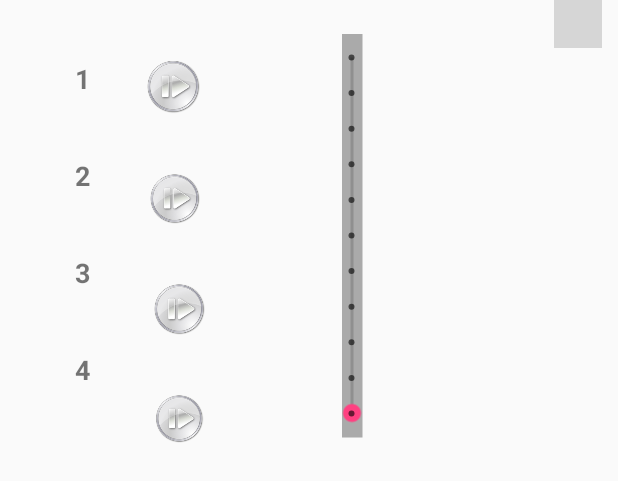
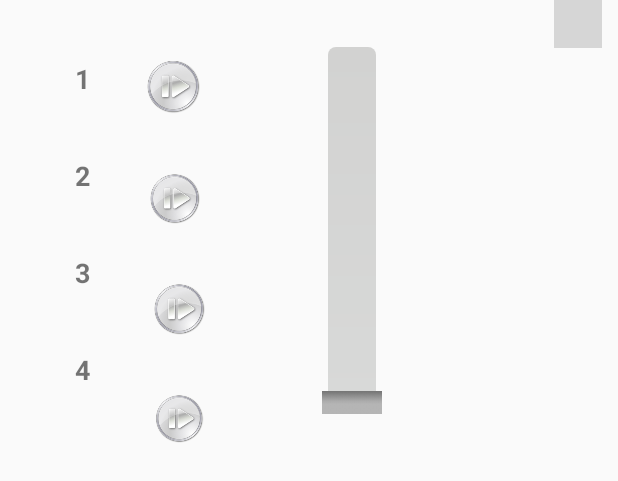
Before and after one commit to AbstractKim/HapticSimulationApp, an Android app: the layout activity_main.xml on its own in the app's theme, with its tools: preview values and no code run, on a phone screen of 412 x 824 dp. Shown: the top 481 px of the screen. Run offline under Robolectric (Android 15) with nearby library versions, the phone set to English and light mode, and no system bars; plain views replace WheelView; grey boxes are pictures that could not be loaded.

Commit message:
custermize seekbar

```diff
--- /dev/null
+++ b/app/src/main/res/drawable/seekbar_progressbar.xml
@@ -0,0 +1,39 @@
+<?xml version="1.0" encoding="utf-8"?>
+<layer-list xmlns:android="http://schemas.android.com/apk/res/android" >
+
+    <item>
+        <shape android:shape="rectangle">
+            <corners android:radius="5dp"/>
+
+            <gradient
+                android:angle="180"
+                android:endColor="#d8d9d8"
+                android:startColor="#d2d2d1" />
+        </shape>
+    </item>
+    <item>
+        <clip>
+            <shape android:shape="rectangle" >
+                <corners android:radius="5dp" />
+
+                <gradient
+                    android:angle="180"
+                    android:endColor="#706e6e"
+                    android:startColor="#666565" />
+            </shape>
+        </clip>
+    </item>
+    <item>
+        <clip>
+            <shape android:shape="rectangle">
+                <corners android:radius="5dp" />
+
+                <gradient
+                    android:angle="180"
+                    android:endColor="#6e6e6d"
+                    android:startColor="#5b5a59" />
+            </shape>
+        </clip>
+    </item>
+
+</layer-list>
--- a/app/src/main/res/layout-large/activity_main.xml
+++ b/app/src/main/res/layout-large/activity_main.xml
@@ -99,21 +99,17 @@
       app:srcCompat="@drawable/button_off" />
 
 
-
   <SeekBar
       android:id="@+id/seekbarVolume"
-      style="@android:style/Widget.Material.SeekBar.Discrete"
-      android:layout_width="453dp"
-      android:layout_height="24dp"
-      android:layout_marginStart="380dp"
+      android:layout_width="560dp"
+      android:layout_height="wrap_content"
+      android:layout_marginStart="250dp"
       android:layout_marginTop="320dp"
-      android:background="@android:color/darker_gray"
-      android:backgroundTint="@android:color/darker_gray"
-      android:foregroundTintMode="src_over"
       android:max="10"
-      android:paddingTop="40dp"
+      android:progressDrawable="@drawable/seekbar_progressbar"
       android:rotation="-90"
-      android:thumb="@android:drawable/btn_dialog"
+      android:thumb="@drawable/thumb_gray_gradiant"
+      android:thumbTintMode="multiply"
       app:layout_constraintStart_toStartOf="parent"
       app:layout_constraintTop_toTopOf="parent" />
 
--- a/app/src/main/res/layout/activity_main.xml
+++ b/app/src/main/res/layout/activity_main.xml
@@ -96,17 +96,15 @@
 
   <SeekBar
       android:id="@+id/seekbarVolume"
-      style="@style/Widget.AppCompat.SeekBar.Discrete"
       android:layout_width="269dp"
-      android:layout_height="14dp"
+      android:layout_height="wrap_content"
       android:layout_marginStart="100dp"
-      android:layout_marginTop="150dp"
-      android:background="@android:color/darker_gray"
-      android:backgroundTint="@android:color/darker_gray"
-      android:foregroundTintMode="src_over"
+      android:layout_marginTop="130dp"
       android:max="10"
+      android:progressDrawable="@drawable/seekbar_progressbar"
       android:rotation="-90"
-      android:thumbTintMode="src_atop"
+      android:thumb="@drawable/thumb_gray_gradiant"
+      android:thumbTintMode="multiply"
       app:layout_constraintStart_toStartOf="parent"
       app:layout_constraintTop_toTopOf="parent" />
 
--- a/app/src/main/res/values/strings.xml
+++ b/app/src/main/res/values/strings.xml
@@ -1,6 +1,6 @@
 <resources>
     <string name="app_name">HapticSimulation</string>
-    <string name="app_vserion">0.0.2</string>
+    <string name="app_vserion">0.0.3</string>
     <string name="slot_number_1">1</string>
     <string name="slot_number_2">2</string>
     <string name="slot_number_3">3</string>
```
Also changed, not shown: app/src/main/res/drawable/seekbar.png (added), app/src/main/res/drawable/thumb_gray_gradiant.png (added), 1 other file.
